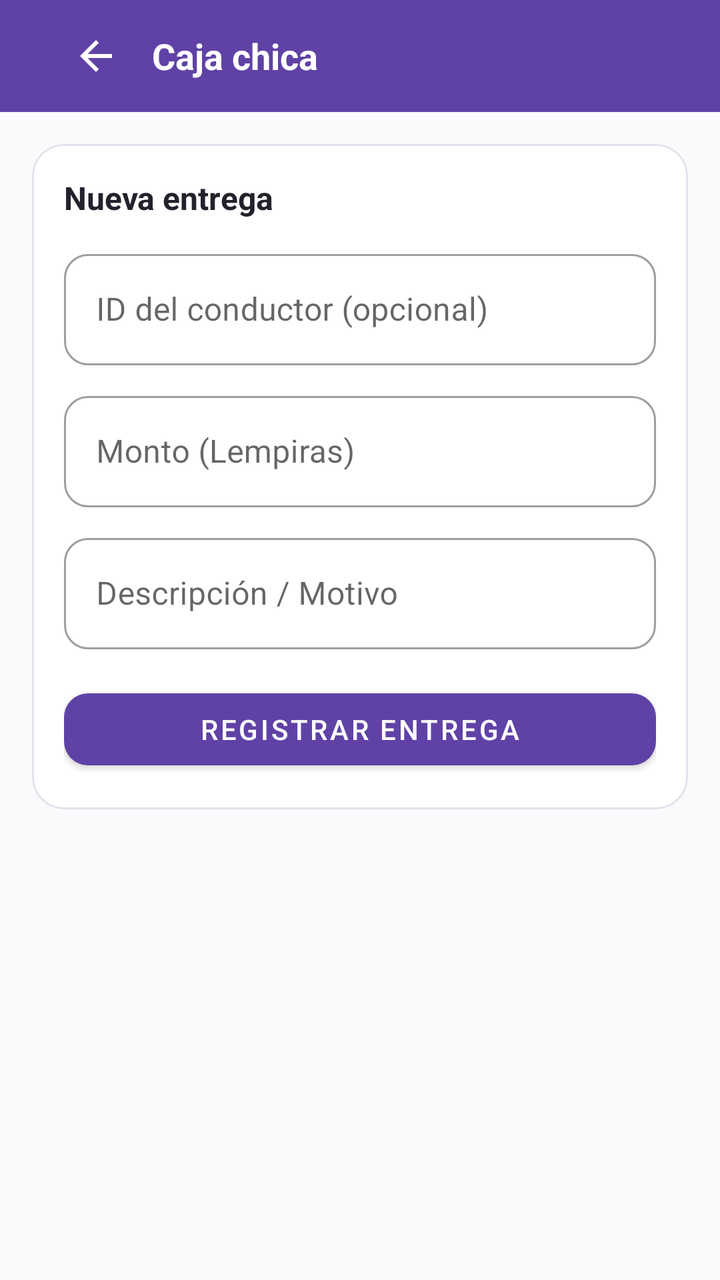
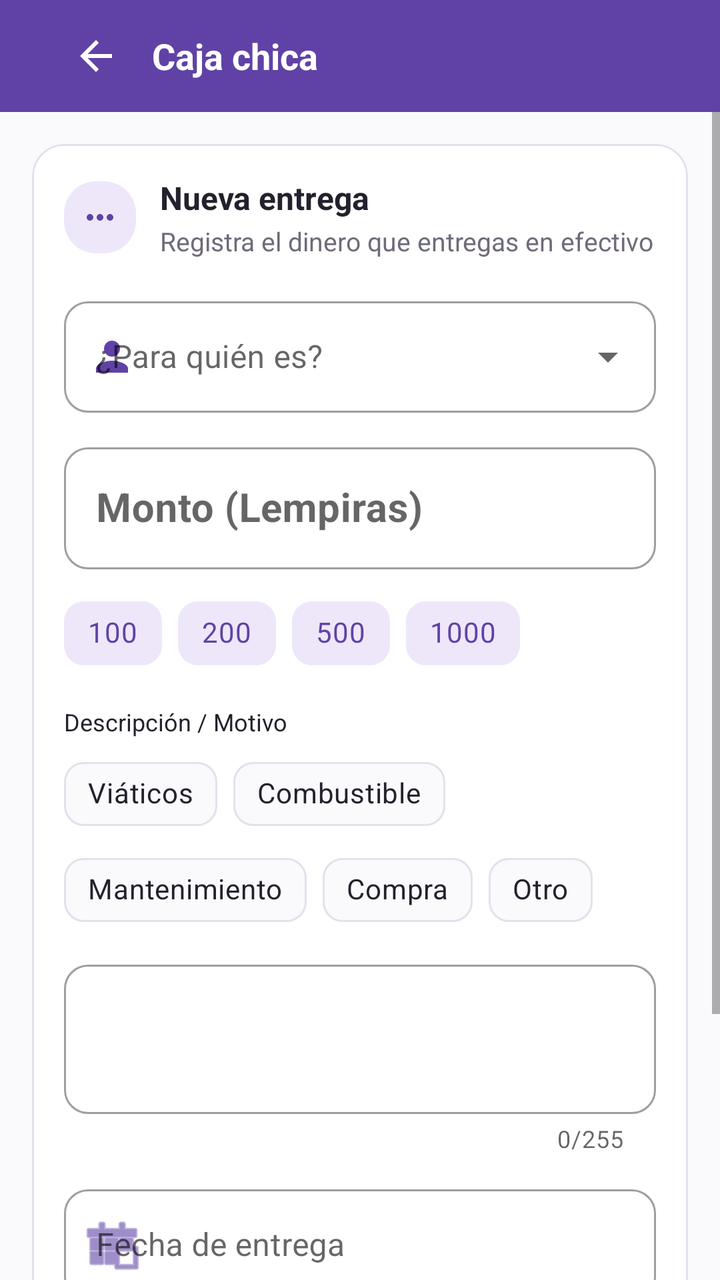

The first picture is an Android layout as it rendered before a commit; the second is the same layout after the commit. The layout source and the unified diff follow.
<!-- AndroidManifest.xml: application theme Theme.ApiMovil -->
<!-- res/layout/fragment_caja_chica.xml -->
<?xml version="1.0" encoding="utf-8"?>
<LinearLayout xmlns:android="http://schemas.android.com/apk/res/android"
    xmlns:app="http://schemas.android.com/apk/res-auto"
    android:layout_width="match_parent"
    android:layout_height="match_parent"
    android:background="@color/fondo"
    android:orientation="vertical">

    <com.google.android.material.appbar.AppBarLayout
        android:layout_width="match_parent"
        android:layout_height="wrap_content"
        app:elevation="0dp">

        <com.google.android.material.appbar.MaterialToolbar
            android:layout_width="match_parent"
            android:layout_height="?attr/actionBarSize"
            android:background="?attr/colorPrimary">

            <LinearLayout
                android:layout_width="match_parent"
                android:layout_height="wrap_content"
                android:gravity="center_vertical"
                android:orientation="horizontal"
                android:paddingHorizontal="12dp">

                <ImageButton
                    android:id="@+id/btnVolver"
                    android:layout_width="40dp"
                    android:layout_height="40dp"
                    android:background="?attr/selectableItemBackgroundBorderless"
                    android:contentDescription="@string/volver"
                    android:src="@drawable/ic_back"
                    app:tint="@color/blanco" />

                <TextView
                    android:layout_width="wrap_content"
                    android:layout_height="wrap_content"
                    android:layout_marginStart="8dp"
                    android:text="@string/caja_chica"
                    android:textColor="@color/blanco"
                    android:textSize="18sp"
                    android:textStyle="bold" />
            </LinearLayout>

        </com.google.android.material.appbar.MaterialToolbar>
    </com.google.android.material.appbar.AppBarLayout>

    <ScrollView
        android:layout_width="match_parent"
        android:layout_height="match_parent">

        <LinearLayout
            android:layout_width="match_parent"
            android:layout_height="wrap_content"
            android:orientation="vertical"
            android:paddingBottom="40dp">

            <com.google.android.material.card.MaterialCardView
                android:id="@+id/contenedorRegistro"
                android:layout_width="match_parent"
                android:layout_height="wrap_content"
                android:layout_margin="16dp"
                app:cardBackgroundColor="@color/blanco"
                app:cardCornerRadius="16dp"
                app:cardElevation="0dp"
                app:contentPadding="16dp"
                app:strokeColor="@color/borde"
                app:strokeWidth="1dp">

                <LinearLayout
                    android:layout_width="match_parent"
                    android:layout_height="wrap_content"
                    android:orientation="vertical">

                    <TextView
                        android:layout_width="match_parent"
                        android:layout_height="wrap_content"
                        android:layout_marginBottom="12dp"
                        android:text="@string/registrar_caja_chica"
                        android:textColor="@color/texto_principal"
                        android:textSize="16sp"
                        android:textStyle="bold" />

                    <com.google.android.material.textfield.TextInputLayout
                        style="@style/Widget.MaterialComponents.TextInputLayout.OutlinedBox"
                        android:layout_width="match_parent"
                        android:layout_height="wrap_content"
                        android:hint="@string/id_conductor_opcional"
                        app:boxCornerRadiusBottomEnd="12dp"
                        app:boxCornerRadiusBottomStart="12dp"
                        app:boxCornerRadiusTopEnd="12dp"
                        app:boxCornerRadiusTopStart="12dp">

                        <com.google.android.material.textfield.TextInputEditText
                            android:id="@+id/inputConductorId"
                            android:layout_width="match_parent"
                            android:layout_height="wrap_content"
                            android:inputType="number" />
                    </com.google.android.material.textfield.TextInputLayout>

                    <com.google.android.material.textfield.TextInputLayout
                        style="@style/Widget.MaterialComponents.TextInputLayout.OutlinedBox"
                        android:layout_width="match_parent"
                        android:layout_height="wrap_content"
                        android:layout_marginTop="10dp"
                        android:hint="@string/monto_lempiras_hint"
                        app:boxCornerRadiusBottomEnd="12dp"
                        app:boxCornerRadiusBottomStart="12dp"
                        app:boxCornerRadiusTopEnd="12dp"
                        app:boxCornerRadiusTopStart="12dp">

                        <com.google.android.material.textfield.TextInputEditText
                            android:id="@+id/inputMonto"
                            android:layout_width="match_parent"
                            android:layout_height="wrap_content"
                            android:inputType="numberDecimal" />
                    </com.google.android.material.textfield.TextInputLayout>

                    <com.google.android.material.textfield.TextInputLayout
                        style="@style/Widget.MaterialComponents.TextInputLayout.OutlinedBox"
                        android:layout_width="match_parent"
                        android:layout_height="wrap_content"
                        android:layout_marginTop="10dp"
                        android:hint="@string/descripcion"
                        app:boxCornerRadiusBottomEnd="12dp"
                        app:boxCornerRadiusBottomStart="12dp"
                        app:boxCornerRadiusTopEnd="12dp"
                        app:boxCornerRadiusTopStart="12dp">

                        <com.google.android.material.textfield.TextInputEditText
                            android:id="@+id/inputDescripcion"
                            android:layout_width="match_parent"
                            android:layout_height="wrap_content" />
                    </com.google.android.material.textfield.TextInputLayout>

                    <com.google.android.material.button.MaterialButton
                        android:id="@+id/btnRegistrar"
                        android:layout_width="match_parent"
                        android:layout_height="48dp"
                        android:layout_marginTop="16dp"
                        android:text="@string/registrar"
                        app:backgroundTint="@color/marca"
                        app:cornerRadius="12dp" />

                    <ProgressBar
                        android:id="@+id/progress"
                        android:layout_width="40dp"
                        android:layout_height="40dp"
                        android:layout_gravity="center"
                        android:layout_marginTop="8dp"
                        android:visibility="gone" />

                    <TextView
                        android:id="@+id/textError"
                        android:layout_width="match_parent"
                        android:layout_height="wrap_content"
                        android:layout_marginTop="8dp"
                        android:accessibilityLiveRegion="polite"
                        android:gravity="center"
                        android:textColor="@color/estado_vencida"
                        android:textSize="13sp"
                        android:visibility="gone" />
                </LinearLayout>
            </com.google.android.material.card.MaterialCardView>

            <ProgressBar
                android:id="@+id/progressLista"
                android:layout_width="40dp"
                android:layout_height="40dp"
                android:layout_gravity="center"
                android:visibility="gone" />

            <LinearLayout
                android:id="@+id/contenedorListado"
                android:layout_width="match_parent"
                android:layout_height="wrap_content"
                android:orientation="vertical"
                android:paddingHorizontal="16dp" />

        </LinearLayout>
    </ScrollView>
</LinearLayout>
<!-- resources referenced by this layout -->
<resources>
  <color name="blanco">#FFFFFF</color>
  <color name="borde">#E5E0EB</color>
  <color name="estado_vencida">#C62828</color>
  <color name="fondo">#FAF9FC</color>
  <color name="marca">#6042A6</color>
  <color name="texto_principal">#24212D</color>
  <!-- drawable ic_back (drawable) -->
  <?xml version="1.0" encoding="utf-8"?>
  <vector xmlns:android="http://schemas.android.com/apk/res/android"
      android:width="24dp" android:height="24dp"
      android:viewportWidth="24" android:viewportHeight="24">
      <path android:fillColor="#24212D"
          android:pathData="M20,11H7.83l5.59,-5.59L12,4l-8,8 8,8 1.41,-1.41L7.83,13H20v-2z" />
  </vector>
  <string name="caja_chica">Caja chica</string>
  <string name="descripcion">Descripción / Motivo</string>
  <string name="id_conductor_opcional">ID del conductor (opcional)</string>
  <string name="monto_lempiras_hint">Monto (Lempiras)</string>
  <string name="registrar">Registrar entrega</string>
  <string name="registrar_caja_chica">Nueva entrega</string>
  <string name="volver">Volver</string>
  <style name="Theme.ApiMovil" parent="Theme.MaterialComponents.Light.NoActionBar">
          <item name="colorPrimary">@color/marca</item>
          <item name="colorPrimaryVariant">@color/marca_oscuro</item>
          <item name="colorOnPrimary">@color/blanco</item>
          <item name="colorSecondary">@color/marca_claro</item>
          <item name="colorOnSecondary">@color/texto_principal</item>
          <item name="android:windowBackground">@color/fondo</item>
          <item name="android:statusBarColor">@color/marca_oscuro</item>
          <item name="android:forceDarkAllowed" tools:targetApi="q">false</item>
      </style>
  <color name="marca_oscuro">#342052</color>
  <color name="marca_claro">#EEE7FA</color>
</resources>

<!-- the commit's change to res/layout/fragment_caja_chica.xml (unified diff, before → after) -->
@@ -72,75 +72,282 @@
                     android:layout_height="wrap_content"
                     android:orientation="vertical">
 
-                    <TextView
+                    
+                    <LinearLayout
+                        android:layout_width="match_parent"
+                        android:layout_height="wrap_content"
+                        android:layout_marginBottom="16dp"
+                        android:gravity="center_vertical"
+                        android:orientation="horizontal">
+
+                        <ImageView
+                            android:layout_width="36dp"
+                            android:layout_height="36dp"
+                            android:background="@drawable/bg_tarjeta_info"
+                            android:contentDescription="@null"
+                            android:padding="8dp"
+                            android:src="@drawable/ic_nav_mas"
+                            app:tint="@color/marca" />
+
+                        <LinearLayout
+                            android:layout_width="0dp"
+                            android:layout_height="wrap_content"
+                            android:layout_marginStart="12dp"
+                            android:layout_weight="1"
+                            android:orientation="vertical">
+
+                            <TextView
+                                android:layout_width="match_parent"
+                                android:layout_height="wrap_content"
+                                android:text="@string/registrar_caja_chica"
+                                android:textColor="@color/texto_principal"
+                                android:textSize="16sp"
+                                android:textStyle="bold" />
+
+                            <TextView
+                                android:layout_width="match_parent"
+                                android:layout_height="wrap_content"
+                                android:layout_marginTop="2dp"
+                                android:text="@string/subtitulo_nueva_entrega"
+                                android:textColor="@color/texto_secundario"
+                                android:textSize="13sp" />
+                        </LinearLayout>
+                    </LinearLayout>
+
+                    
+                    <com.google.android.material.textfield.TextInputLayout
+                        android:id="@+id/layoutConductor"
+                        style="@style/Widget.MaterialComponents.TextInputLayout.OutlinedBox.ExposedDropdownMenu"
                         android:layout_width="match_parent"
                         android:layout_height="wrap_content"
                         android:layout_marginBottom="12dp"
-                        android:text="@string/registrar_caja_chica"
-                        android:textColor="@color/texto_principal"
-                        android:textSize="16sp"
-                        android:textStyle="bold" />
-
-                    <com.google.android.material.textfield.TextInputLayout
-                        style="@style/Widget.MaterialComponents.TextInputLayout.OutlinedBox"
-                        android:layout_width="match_parent"
-                        android:layout_height="wrap_content"
-                        android:hint="@string/id_conductor_opcional"
+                        android:hint="@string/hint_para_quien"
                         app:boxCornerRadiusBottomEnd="12dp"
                         app:boxCornerRadiusBottomStart="12dp"
                         app:boxCornerRadiusTopEnd="12dp"
-                        app:boxCornerRadiusTopStart="12dp">
-
-                        <com.google.android.material.textfield.TextInputEditText
-                            android:id="@+id/inputConductorId"
+                        app:boxCornerRadiusTopStart="12dp"
+                        app:startIconDrawable="@drawable/ic_person"
+                        app:startIconTint="@color/marca">
+
+                        <com.google.android.material.textfield.MaterialAutoCompleteTextView
+                            android:id="@+id/inputConductor"
                             android:layout_width="match_parent"
                             android:layout_height="wrap_content"
-                            android:inputType="number" />
+                            android:inputType="none" />
                     </com.google.android.material.textfield.TextInputLayout>
 
+                    
                     <com.google.android.material.textfield.TextInputLayout
+                        android:id="@+id/layoutMonto"
                         style="@style/Widget.MaterialComponents.TextInputLayout.OutlinedBox"
                         android:layout_width="match_parent"
                         android:layout_height="wrap_content"
-                        android:layout_marginTop="10dp"
+                        android:layout_marginBottom="8dp"
                         android:hint="@string/monto_lempiras_hint"
                         app:boxCornerRadiusBottomEnd="12dp"
                         app:boxCornerRadiusBottomStart="12dp"
                         app:boxCornerRadiusTopEnd="12dp"
-                        app:boxCornerRadiusTopStart="12dp">
+                        app:boxCornerRadiusTopStart="12dp"
+                        app:prefixText="L ">
 
                         <com.google.android.material.textfield.TextInputEditText
                             android:id="@+id/inputMonto"
                             android:layout_width="match_parent"
                             android:layout_height="wrap_content"
-                            android:inputType="numberDecimal" />
+                            android:inputType="numberDecimal"
+                            android:textSize="20sp"
+                            android:textStyle="bold" />
                     </com.google.android.material.textfield.TextInputLayout>
 
+                    
+                    <com.google.android.material.chip.ChipGroup
+                        android:id="@+id/groupChipsMonto"
+                        android:layout_width="match_parent"
+                        android:layout_height="wrap_content"
+                        android:layout_marginBottom="12dp"
+                        app:singleSelection="true">
+
+                        <com.google.android.material.chip.Chip
+                            android:id="@+id/chipMonto100"
+                            style="@style/Widget.MaterialComponents.Chip.Action"
+                            android:layout_width="wrap_content"
+                            android:layout_height="wrap_content"
+                            android:text="@string/monto_100"
+                            android:textColor="@color/marca"
+                            app:chipBackgroundColor="@color/marca_claro"
+                            app:chipCornerRadius="10dp" />
+
+                        <com.google.android.material.chip.Chip
+                            android:id="@+id/chipMonto200"
+                            style="@style/Widget.MaterialComponents.Chip.Action"
+                            android:layout_width="wrap_content"
+                            android:layout_height="wrap_content"
+                            android:text="@string/monto_200"
+                            android:textColor="@color/marca"
+                            app:chipBackgroundColor="@color/marca_claro"
+                            app:chipCornerRadius="10dp" />
+
+                        <com.google.android.material.chip.Chip
+                            android:id="@+id/chipMonto500"
+                            style="@style/Widget.MaterialComponents.Chip.Action"
+                            android:layout_width="wrap_content"
+                            android:layout_height="wrap_content"
+                            android:text="@string/monto_500"
+                            android:textColor="@color/marca"
+                            app:chipBackgroundColor="@color/marca_claro"
+                            app:chipCornerRadius="10dp" />
+
+                        <com.google.android.material.chip.Chip
+                            android:id="@+id/chipMonto1000"
+                            style="@style/Widget.MaterialComponents.Chip.Action"
+                            android:layout_width="wrap_content"
+                            android:layout_height="wrap_content"
+                            android:text="@string/monto_1000"
+                            android:textColor="@color/marca"
+                            app:chipBackgroundColor="@color/marca_claro"
+                            app:chipCornerRadius="10dp" />
+                    </com.google.android.material.chip.ChipGroup>
+
+                    
+                    <TextView
+                        android:layout_width="match_parent"
+                        android:layout_height="wrap_content"
+                        android:layout_marginBottom="4dp"
+                        android:text="@string/descripcion"
+                        android:textColor="@color/texto_principal"
+                        android:textSize="12sp" />
+
+                    <com.google.android.material.chip.ChipGroup
+                        android:id="@+id/groupChipsMotivo"
+                        android:layout_width="match_parent"
+                        android:layout_height="wrap_content"
+                        android:layout_marginBottom="8dp"
+                        app:singleSelection="true">
+
+                        <com.google.android.material.chip.Chip
+                            android:id="@+id/chipMotivoViaticos"
+                            style="@style/Widget.MaterialComponents.Chip.Action"
+                            android:layout_width="wrap_content"
+                            android:layout_height="wrap_content"
+                            android:text="@string/motivo_viaticos"
+                            android:textColor="@color/texto_principal"
+                            app:chipBackgroundColor="@color/fondo"
+                            app:chipCornerRadius="10dp"
+                            app:chipStrokeColor="@color/borde"
+                            app:chipStrokeWidth="1dp" />
+
+                        <com.google.android.material.chip.Chip
+                            android:id="@+id/chipMotivoCombustible"
+                            style="@style/Widget.MaterialComponents.Chip.Action"
+                            android:layout_width="wrap_content"
+                            android:layout_height="wrap_content"
+                            android:text="@string/motivo_combustible"
+                            android:textColor="@color/texto_principal"
+                            app:chipBackgroundColor="@color/fondo"
+                            app:chipCornerRadius="10dp"
+                            app:chipStrokeColor="@color/borde"
+                            app:chipStrokeWidth="1dp" />
+
+                        <com.google.android.material.chip.Chip
+                            android:id="@+id/chipMotivoMantenimiento"
+                            style="@style/Widget.MaterialComponents.Chip.Action"
+                            android:layout_width="wrap_content"
+                            android:layout_height="wrap_content"
+                            android:text="@string/motivo_mantenimiento"
+                            android:textColor="@color/texto_principal"
+                            app:chipBackgroundColor="@color/fondo"
+                            app:chipCornerRadius="10dp"
+                            app:chipStrokeColor="@color/borde"
+                            app:chipStrokeWidth="1dp" />
+
+                        <com.google.android.material.chip.Chip
+                            android:id="@+id/chipMotivoCompra"
+                            style="@style/Widget.MaterialComponents.Chip.Action"
+                            android:layout_width="wrap_content"
+                            android:layout_height="wrap_content"
+                            android:text="@string/motivo_compra"
+                            android:textColor="@color/texto_principal"
+                            app:chipBackgroundColor="@color/fondo"
+                            app:chipCornerRadius="10dp"
+                            app:chipStrokeColor="@color/borde"
+                            app:chipStrokeWidth="1dp" />
+
+                        <com.google.android.material.chip.Chip
+                            android:id="@+id/chipMotivoOtro"
+                            style="@style/Widget.MaterialComponents.Chip.Action"
+                            android:layout_width="wrap_content"
+                            android:layout_height="wrap_content"
+                            android:text="@string/motivo_otro"
+                            android:textColor="@color/texto_principal"
+                            app:chipBackgroundColor="@color/fondo"
+                            app:chipCornerRadius="10dp"
+                            app:chipStrokeColor="@color/borde"
+                            app:chipStrokeWidth="1dp" />
+                    </com.google.android.material.chip.ChipGroup>
+
+                    
                     <com.google.android.material.textfield.TextInputLayout
+                        android:id="@+id/layoutDescripcion"
                         style="@style/Widget.MaterialComponents.TextInputLayout.OutlinedBox"
                         android:layout_width="match_parent"
                         android:layout_height="wrap_content"
-                        android:layout_marginTop="10dp"
-                        android:hint="@string/descripcion"
+                        android:layout_marginBottom="12dp"
                         app:boxCornerRadiusBottomEnd="12dp"
                         app:boxCornerRadiusBottomStart="12dp"
                         app:boxCornerRadiusTopEnd="12dp"
-                        app:boxCornerRadiusTopStart="12dp">
+                        app:boxCornerRadiusTopStart="12dp"
+                        app:counterEnabled="true"
+                        app:counterMaxLength="255">
 
                         <com.google.android.material.textfield.TextInputEditText
                             android:id="@+id/inputDescripcion"
                             android:layout_width="match_parent"
-                            android:layout_height="wrap_content" />
+                            android:layout_height="wrap_content"
+                            android:maxLines="4"
+                            android:minLines="2" />
                     </com.google.android.material.textfield.TextInputLayout>
 
+                    
+                    <com.google.android.material.textfield.TextInputLayout
+                        android:id="@+id/layoutFecha"
+                        style="@style/Widget.MaterialComponents.TextInputLayout.OutlinedBox"
+                        android:layout_width="match_parent"
+                        android:layout_height="wrap_content"
+                        android:layout_marginBottom="12dp"
+                        android:hint="@string/fecha_de_entrega"
+                        app:boxCornerRadiusBottomEnd="12dp"
+                        app:boxCornerRadiusBottomStart="12dp"
+                        app:boxCornerRadiusTopEnd="12dp"
+                        app:boxCornerRadiusTopStart="12dp"
+                        app:startIconDrawable="@android:drawable/ic_menu_today"
+                        app:startIconTint="@color/marca">
+
+                        <com.google.android.material.textfield.TextInputEditText
+                            android:id="@+id/inputFecha"
+                            android:layout_width="match_parent"
+                            android:layout_height="wrap_content"
+                            android:clickable="true"
+                            android:focusable="false" />
+                    </com.google.android.material.textfield.TextInputLayout>
+
+                    
+                    <TextView
+                        android:id="@+id/textResumenEntrega"
+                        android:layout_width="match_parent"
+                        android:layout_height="wrap_content"
+                        android:layout_marginBottom="8dp"
+                        android:textColor="@color/marca_oscuro"
+                        android:textSize="13sp"
+                        android:textStyle="bold" />
+
+                    
                     <com.google.android.material.button.MaterialButton
                         android:id="@+id/btnRegistrar"
                         android:layout_width="match_parent"
-                        android:layout_height="48dp"
-                        android:layout_marginTop="16dp"
+                        android:layout_height="52dp"
                         android:text="@string/registrar"
                         app:backgroundTint="@color/marca"
-                        app:cornerRadius="12dp" />
+                        app:cornerRadius="14dp" />
 
                     <ProgressBar
                         android:id="@+id/progress"
<!-- resource entries referenced after the edit -->
@@ -6,6 +6,13 @@
   <color name="fondo">#FAF9FC</color>
   <color name="marca">#6042A6</color>
   <color name="texto_principal">#24212D</color>
+  <color name="texto_secundario">#706A7A</color>
+  <!-- drawable bg_tarjeta_info (drawable) -->
+  <?xml version="1.0" encoding="utf-8"?>
+  <shape xmlns:android="http://schemas.android.com/apk/res/android" android:shape="rectangle">
+      <solid android:color="@color/marca_claro" />
+      <corners android:radius="16dp" />
+  </shape>
   <!-- drawable ic_back (drawable) -->
   <?xml version="1.0" encoding="utf-8"?>
   <vector xmlns:android="http://schemas.android.com/apk/res/android"
@@ -14,12 +21,39 @@
       <path android:fillColor="#24212D"
           android:pathData="M20,11H7.83l5.59,-5.59L12,4l-8,8 8,8 1.41,-1.41L7.83,13H20v-2z" />
   </vector>
+  <!-- drawable ic_nav_mas (drawable) -->
+  <?xml version="1.0" encoding="utf-8"?>
+  <vector xmlns:android="http://schemas.android.com/apk/res/android"
+      android:width="24dp" android:height="24dp"
+      android:viewportWidth="24" android:viewportHeight="24">
+      <path android:fillColor="#FF000000"
+          android:pathData="M6,10c-1.1,0 -2,0.9 -2,2s0.9,2 2,2 2,-0.9 2,-2 -0.9,-2 -2,-2zM18,10c-1.1,0 -2,0.9 -2,2s0.9,2 2,2 2,-0.9 2,-2 -0.9,-2 -2,-2zM12,10c-1.1,0 -2,0.9 -2,2s0.9,2 2,2 2,-0.9 2,-2 -0.9,-2 -2,-2z" />
+  </vector>
+  <!-- drawable ic_person (drawable) -->
+  <?xml version="1.0" encoding="utf-8"?>
+  <vector xmlns:android="http://schemas.android.com/apk/res/android"
+      android:width="24dp" android:height="24dp"
+      android:viewportWidth="24" android:viewportHeight="24">
+      <path android:fillColor="@color/marca"
+          android:pathData="M12,12c2.21,0 4,-1.79 4,-4s-1.79,-4 -4,-4 -4,1.79 -4,4 1.79,4 4,4zM12,14c-2.67,0 -8,1.34 -8,4v2h16v-2c0,-2.66 -5.33,-4 -8,-4z" />
+  </vector>
   <string name="caja_chica">Caja chica</string>
   <string name="descripcion">Descripción / Motivo</string>
-  <string name="id_conductor_opcional">ID del conductor (opcional)</string>
+  <string name="fecha_de_entrega">Fecha de entrega</string>
+  <string name="hint_para_quien">¿Para quién es?</string>
+  <string name="monto_100">100</string>
+  <string name="monto_1000">1000</string>
+  <string name="monto_200">200</string>
+  <string name="monto_500">500</string>
   <string name="monto_lempiras_hint">Monto (Lempiras)</string>
+  <string name="motivo_combustible">Combustible</string>
+  <string name="motivo_compra">Compra</string>
+  <string name="motivo_mantenimiento">Mantenimiento</string>
+  <string name="motivo_otro">Otro</string>
+  <string name="motivo_viaticos">Viáticos</string>
   <string name="registrar">Registrar entrega</string>
   <string name="registrar_caja_chica">Nueva entrega</string>
+  <string name="subtitulo_nueva_entrega">Registra el dinero que entregas en efectivo</string>
   <string name="volver">Volver</string>
   <style name="Theme.ApiMovil" parent="Theme.MaterialComponents.Light.NoActionBar">
           <item name="colorPrimary">@color/marca</item>
